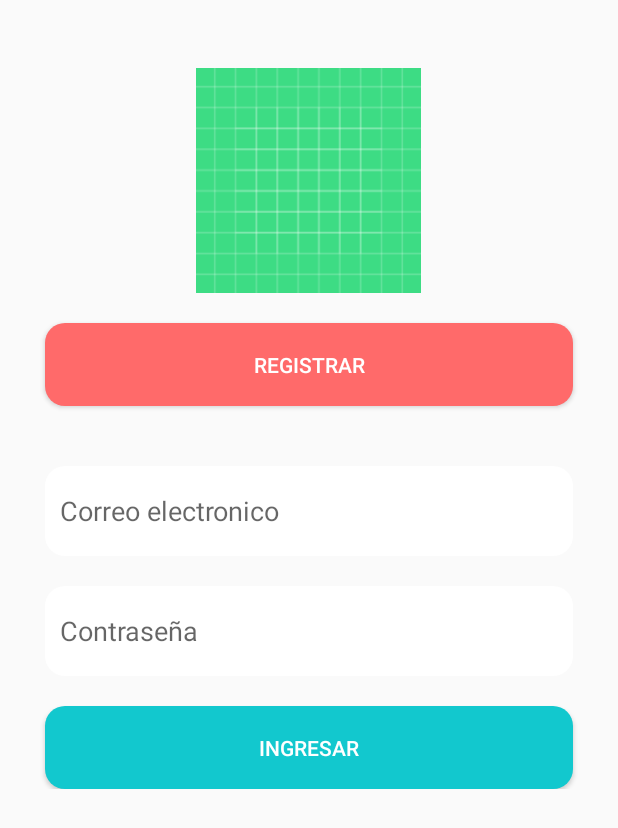
After one commit to juanchos2018/AppDrisonet, an Android app: the layout activity_login.xml on its own in the app's theme, with its tools: preview values and no code run, on a phone screen of 412 x 824 dp. The commit adds this screen. Shown: the top 828 px of the screen. Run offline under Robolectric (Android 15) with nearby library versions, the phone set to English and light mode, and no system bars.

Commit message:
llgin verdad

```diff
--- a/app/src/main/java/com/example/appdrisonet/LoginActivity.java
+++ b/app/src/main/java/com/example/appdrisonet/LoginActivity.java
@@ -7,6 +7,7 @@ import android.os.Bundle;
 import android.view.View;
 import android.widget.Button;
 import android.widget.EditText;
+import android.widget.Toast;
 
 import com.example.appdrisonet.Acitity.RegistroActivity;
 
@@ -60,4 +61,8 @@ public class LoginActivity extends AppCompatActivity {
 
         startActivity(new Intent(LoginActivity.this, PrincipalActivity.class));
     }
+
+    private void ver(){
+        Toast.makeText(this, "login", Toast.LENGTH_SHORT).show();
+    }
 }
--- /dev/null
+++ b/app/src/main/res/layout/activity_login.xml
@@ -0,0 +1,74 @@
+<?xml version="1.0" encoding="utf-8"?>
+<LinearLayout
+    xmlns:android="http://schemas.android.com/apk/res/android"
+    xmlns:app="http://schemas.android.com/apk/res-auto"
+    xmlns:tools="http://schemas.android.com/tools"
+    android:layout_width="match_parent"
+    android:orientation="vertical"
+    android:layout_height="match_parent"
+    tools:context=".LoginActivity">
+
+    <ScrollView
+        android:layout_width="match_parent"
+        android:layout_height="match_parent">
+        <LinearLayout
+            android:orientation="vertical"
+            android:layout_width="match_parent"
+            android:layout_height="match_parent">
+            <ImageView
+                android:layout_gravity="center"
+                android:layout_marginTop="45dp"
+                android:src="@drawable/ic_launcher_background"
+                android:layout_width="150dp"
+                android:layout_height="150dp">
+            </ImageView>
+            <Button
+                android:id="@+id/btnregistrar"
+                android:text="Registrar"
+                android:layout_marginTop="20dp"
+                android:textColor="#FFFF"
+                android:layout_width="match_parent"
+                android:layout_marginLeft="30dp"
+                android:layout_marginRight="30dp"
+                android:layout_height="55dp"
+                android:background="@drawable/borde_boton1">
+            </Button>
+
+            <EditText
+                android:id="@+id/etcorreo"
+                android:hint="Correo electronico"
+                android:paddingLeft="10dp"
+                android:layout_marginTop="40dp"
+                android:layout_width="match_parent"
+                android:layout_height="60dp"
+                android:layout_marginLeft="30dp"
+                android:layout_marginRight="30dp"
+                android:background="@drawable/borde_et1">
+            </EditText>
+            <EditText
+                android:id="@+id/etclave"
+                android:hint="Contraseña"
+                android:paddingLeft="10dp"
+                android:layout_marginTop="20dp"
+                android:layout_width="match_parent"
+                android:layout_height="60dp"
+                android:inputType="textPassword"
+                android:layout_marginLeft="30dp"
+                android:layout_marginRight="30dp"
+                android:background="@drawable/borde_et1">
+            </EditText>
+
+            <Button
+                android:id="@+id/btningresar"
+                android:text="Ingresar"
+                android:textColor="#FFFF"
+                android:layout_marginTop="20dp"
+                android:layout_width="match_parent"
+                android:layout_marginLeft="30dp"
+                android:layout_marginRight="30dp"
+                android:layout_height="55dp"
+                android:background="@drawable/borde_boton2">
+            </Button>
+        </LinearLayout>
+    </ScrollView>
+</LinearLayout>
```
